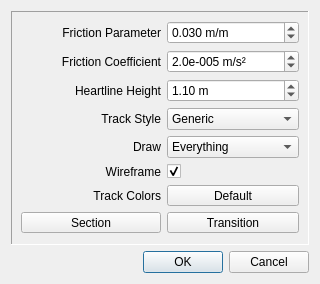
Before: the Qt Designer form ui/trackproperties.ui in xwaldo/openFVD, drawn with Qt 5.
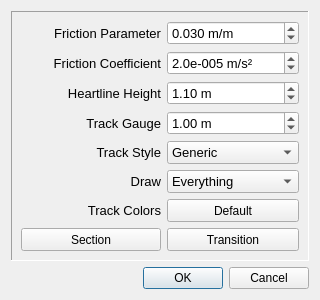
After: the same form once the commit is applied. Custom widgets are drawn as their Qt base class.

Commit message: track gauge modifier; new track types; removed some functionality

Patch:
```diff
--- a/ui/trackproperties.ui
+++ b/ui/trackproperties.ui
@@ -7,19 +7,19 @@
     <x>0</x>
     <y>0</y>
     <width>320</width>
-    <height>284</height>
+    <height>300</height>
    </rect>
   </property>
   <property name="minimumSize">
    <size>
     <width>320</width>
-    <height>284</height>
+    <height>300</height>
    </size>
   </property>
   <property name="maximumSize">
    <size>
-    <width>320</width>
-    <height>284</height>
+    <width>16777215</width>
+    <height>16777215</height>
    </size>
   </property>
   <property name="windowTitle">
@@ -28,6 +28,12 @@
   <layout class="QGridLayout" name="gridLayout">
    <item row="0" column="0">
     <widget class="QFrame" name="trackFrame">
+     <property name="minimumSize">
+      <size>
+       <width>0</width>
+       <height>240</height>
+      </size>
+     </property>
      <property name="maximumSize">
       <size>
        <width>16777215</width>
@@ -35,64 +41,268 @@
       </size>
      </property>
      <property name="frameShape">
-      <enum>QFrame::Panel</enum>
+      <enum>QFrame::Shape::Panel</enum>
      </property>
      <property name="frameShadow">
-      <enum>QFrame::Sunken</enum>
+      <enum>QFrame::Shadow::Sunken</enum>
      </property>
      <layout class="QGridLayout" name="gridLayout_3">
-      <item row="0" column="0">
-       <widget class="QLabel" name="frictionLabel">
+      <item row="5" column="1" colspan="2">
+       <widget class="QComboBox" name="drawBox">
         <property name="minimumSize">
          <size>
-          <width>140</width>
-          <height>0</height>
+          <width>0</width>
+          <height>21</height>
          </size>
         </property>
-        <property name="text">
-         <string>Friction Parameter</string>
+        <property name="font">
+         <font>
+          <pointsize>10</pointsize>
+         </font>
         </property>
-        <property name="alignment">
-         <set>Qt::AlignRight|Qt::AlignTrailing|Qt::AlignVCenter</set>
-        </property>
+        <item>
+         <property name="text">
+          <string>Everything</string>
+         </property>
+        </item>
+        <item>
+         <property name="text">
+          <string>Track only</string>
+         </property>
+        </item>
+        <item>
+         <property name="text">
+          <string>Heartline only</string>
+         </property>
+        </item>
        </widget>
       </item>
-      <item row="0" column="1" colspan="2">
-       <widget class="myQDoubleSpinBox" name="frictionBox">
+      <item row="1" column="1" colspan="2">
+       <widget class="myQDoubleSpinBox" name="resistanceBox">
+        <property name="minimumSize">
+         <size>
+          <width>0</width>
+          <height>21</height>
+         </size>
+        </property>
+        <property name="font">
+         <font>
+          <pointsize>10</pointsize>
+         </font>
+        </property>
         <property name="contextMenuPolicy">
-         <enum>Qt::NoContextMenu</enum>
+         <enum>Qt::ContextMenuPolicy::NoContextMenu</enum>
         </property>
         <property name="suffix">
-         <string extracomment=" m/m"> m/m</string>
+         <string>e-005 m/s²</string>
         </property>
         <property name="decimals">
-         <number>3</number>
+         <number>1</number>
         </property>
         <property name="maximum">
-         <double>2.000000000000000</double>
+         <double>100.000000000000000</double>
         </property>
         <property name="singleStep">
-         <double>0.010000000000000</double>
+         <double>1.000000000000000</double>
         </property>
         <property name="value">
-         <double>0.030000000000000</double>
+         <double>2.000000000000000</double>
+        </property>
+       </widget>
+      </item>
+      <item row="7" column="0">
+       <widget class="QPushButton" name="sectionColorButton">
+        <property name="sizePolicy">
+         <sizepolicy hsizetype="Minimum" vsizetype="Minimum">
+          <horstretch>0</horstretch>
+          <verstretch>0</verstretch>
+         </sizepolicy>
+        </property>
+        <property name="minimumSize">
+         <size>
+          <width>0</width>
+          <height>21</height>
+         </size>
+        </property>
+        <property name="maximumSize">
+         <size>
+          <width>16777215</width>
+          <height>16777215</height>
+         </size>
+        </property>
+        <property name="text">
+         <string>Section</string>
         </property>
        </widget>
       </item>
       <item row="2" column="0">
-       <widget class="QLabel" name="heartlineLabel">
+       <widget class="QLabel" name="labelHeartline">
+        <property name="minimumSize">
+         <size>
+          <width>140</width>
+          <height>21</height>
+         </size>
+        </property>
+        <property name="font">
+         <font>
+          <pointsize>10</pointsize>
+         </font>
+        </property>
         <property name="text">
          <string>Heartline Height</string>
         </property>
         <property name="alignment">
-         <set>Qt::AlignRight|Qt::AlignTrailing|Qt::AlignVCenter</set>
+         <set>Qt::AlignmentFlag::AlignRight|Qt::AlignmentFlag::AlignTrailing|Qt::AlignmentFlag::AlignVCenter</set>
+        </property>
+       </widget>
+      </item>
+      <item row="4" column="1" colspan="2">
+       <widget class="QComboBox" name="styleBox">
+        <property name="minimumSize">
+         <size>
+          <width>0</width>
+          <height>21</height>
+         </size>
+        </property>
+        <property name="font">
+         <font>
+          <pointsize>10</pointsize>
+         </font>
+        </property>
+        <item>
+         <property name="text">
+          <string>Generic</string>
+         </property>
+        </item>
+        <item>
+         <property name="text">
+          <string>Generic Flat</string>
+         </property>
+        </item>
+        <item>
+         <property name="text">
+          <string>Box</string>
+         </property>
+        </item>
+        <item>
+         <property name="text">
+          <string>Double Spine</string>
+         </property>
+        </item>
+        <item>
+         <property name="text">
+          <string>Small Flat</string>
+         </property>
+        </item>
+        <item>
+         <property name="text">
+          <string>Triangle</string>
+         </property>
+        </item>
+        <item>
+         <property name="text">
+          <string>Arrow</string>
+         </property>
+        </item>
+        <item>
+         <property name="text">
+          <string>B&amp;M</string>
+         </property>
+        </item>
+        <item>
+         <property name="text">
+          <string>RMC</string>
+         </property>
+        </item>
+        <item>
+         <property name="text">
+          <string>Vekoma</string>
+         </property>
+        </item>
+       </widget>
+      </item>
+      <item row="6" column="0">
+       <widget class="QLabel" name="labelColor">
+        <property name="minimumSize">
+         <size>
+          <width>140</width>
+          <height>21</height>
+         </size>
+        </property>
+        <property name="font">
+         <font>
+          <pointsize>10</pointsize>
+         </font>
+        </property>
+        <property name="text">
+         <string>Track Colors</string>
+        </property>
+        <property name="alignment">
+         <set>Qt::AlignmentFlag::AlignRight|Qt::AlignmentFlag::AlignTrailing|Qt::AlignmentFlag::AlignVCenter</set>
+        </property>
+       </widget>
+      </item>
+      <item row="7" column="1" colspan="2">
+       <widget class="QPushButton" name="transitionColorButton">
+        <property name="sizePolicy">
+         <sizepolicy hsizetype="Minimum" vsizetype="Minimum">
+          <horstretch>0</horstretch>
+          <verstretch>0</verstretch>
+         </sizepolicy>
+        </property>
+        <property name="minimumSize">
+         <size>
+          <width>0</width>
+          <height>21</height>
+         </size>
+        </property>
+        <property name="maximumSize">
+         <size>
+          <width>16777215</width>
+          <height>16777215</height>
+         </size>
+        </property>
+        <property name="text">
+         <string>Transition</string>
+        </property>
+       </widget>
+      </item>
+      <item row="3" column="0">
+       <widget class="QLabel" name="labelGauge">
+        <property name="minimumSize">
+         <size>
+          <width>140</width>
+          <height>21</height>
+         </size>
+        </property>
+        <property name="font">
+         <font>
+          <pointsize>10</pointsize>
+         </font>
+        </property>
+        <property name="text">
+         <string>Track Gauge</string>
+        </property>
+        <property name="alignment">
+         <set>Qt::AlignmentFlag::AlignRight|Qt::AlignmentFlag::AlignTrailing|Qt::AlignmentFlag::AlignVCenter</set>
         </property>
        </widget>
       </item>
       <item row="2" column="1" colspan="2">
        <widget class="myQDoubleSpinBox" name="heartlineBox">
+        <property name="minimumSize">
+         <size>
+          <width>0</width>
+          <height>21</height>
+         </size>
+        </property>
+        <property name="font">
+         <font>
+          <pointsize>10</pointsize>
+         </font>
+        </property>
         <property name="contextMenuPolicy">
-         <enum>Qt::NoContextMenu</enum>
+         <enum>Qt::ContextMenuPolicy::NoContextMenu</enum>
         </property>
         <property name="suffix">
          <string> m</string>
@@ -114,32 +324,36 @@
         </property>
        </widget>
       </item>
-      <item row="6" column="0">
-       <widget class="QLabel" name="colorLabel">
-        <property name="text">
-         <string>Track Colors</string>
-        </property>
-        <property name="alignment">
-         <set>Qt::AlignRight|Qt::AlignTrailing|Qt::AlignVCenter</set>
-        </property>
-       </widget>
-      </item>
-      <item row="7" column="1" colspan="2">
-       <widget class="QPushButton" name="transitionColorButton">
-        <property name="sizePolicy">
-         <sizepolicy hsizetype="Minimum" vsizetype="Minimum">
-          <horstretch>0</horstretch>
-          <verstretch>0</verstretch>
-         </sizepolicy>
-        </property>
-        <property name="maximumSize">
+      <item row="0" column="1" colspan="2">
+       <widget class="myQDoubleSpinBox" name="frictionBox">
+        <property name="minimumSize">
          <size>
-          <width>16777215</width>
+          <width>0</width>
           <height>21</height>
          </size>
         </property>
-        <property name="text">
-         <string>Transition</string>
+        <property name="font">
+         <font>
+          <pointsize>10</pointsize>
+         </font>
+        </property>
+        <property name="contextMenuPolicy">
+         <enum>Qt::ContextMenuPolicy::NoContextMenu</enum>
+        </property>
+        <property name="suffix">
+         <string extracomment=" m/m"> m/m</string>
+        </property>
+        <property name="decimals">
+         <number>3</number>
+        </property>
+        <property name="maximum">
+         <double>2.000000000000000</double>
+        </property>
+        <property name="singleStep">
+         <double>0.010000000000000</double>
+        </property>
+        <property name="value">
+         <double>0.030000000000000</double>
         </property>
        </widget>
       </item>
@@ -151,10 +365,16 @@
           <verstretch>0</verstretch>
          </sizepolicy>
         </property>
+        <property name="minimumSize">
+         <size>
+          <width>0</width>
+          <height>21</height>
+         </size>
+        </property>
         <property name="maximumSize">
          <size>
           <width>16777215</width>
-          <height>21</height>
+          <height>16777215</height>
          </size>
         </property>
         <property name="text">
@@ -162,163 +382,117 @@
         </property>
        </widget>
       </item>
-      <item row="7" column="0">
-       <widget class="QPushButton" name="sectionColorButton">
-        <property name="sizePolicy">
-         <sizepolicy hsizetype="Minimum" vsizetype="Minimum">
-          <horstretch>0</horstretch>
-          <verstretch>0</verstretch>
-         </sizepolicy>
-        </property>
-        <property name="maximumSize">
-         <size>
-          <width>16777215</width>
-          <height>21</height>
-         </size>
-        </property>
-        <property name="text">
-         <string>Section</string>
-        </property>
-       </widget>
-      </item>
-      <item row="4" column="0">
-       <widget class="QLabel" name="label">
-        <property name="text">
-         <string>Draw</string>
-        </property>
-        <property name="alignment">
-         <set>Qt::AlignRight|Qt::AlignTrailing|Qt::AlignVCenter</set>
-        </property>
-       </widget>
-      </item>
-      <item row="4" column="1" colspan="2">
-       <widget class="QComboBox" name="drawBox">
-        <item>
-         <property name="text">
-          <string>Everything</string>
-         </property>
-        </item>
-        <item>
-         <property name="text">
-          <string>Track only</string>
-         </property>
-        </item>
-        <item>
-         <property name="text">
-          <string>Heartline only</string>
-         </property>
-        </item>
-       </widget>
-      </item>
-      <item row="3" column="0">
-       <widget class="QLabel" name="label_2">
-        <property name="text">
-         <string>Track Style</string>
-        </property>
-        <property name="alignment">
-         <set>Qt::AlignRight|Qt::AlignTrailing|Qt::AlignVCenter</set>
-        </property>
-       </widget>
-      </item>
-      <item row="3" column="1" colspan="2">
-       <widget class="QComboBox" name="styleBox">
-        <item>
-         <property name="text">
-          <string>Generic</string>
-         </property>
-        </item>
-        <item>
-         <property name="text">
-          <string>Generic Flat</string>
-         </property>
-        </item>
-        <item>
-         <property name="text">
-          <string>Vekoma</string>
-         </property>
-        </item>
-        <item>
-         <property name="text">
-          <string>B&amp;M</string>
-         </property>
-        </item>
-        <item>
-         <property name="text">
-          <string>Triangle</string>
-         </property>
-        </item>
-        <item>
-         <property name="text">
-          <string>Box</string>
-         </property>
-        </item>
-        <item>
-         <property name="text">
-          <string>Small Flat</string>
-         </property>
-        </item>
-        <item>
-         <property name="text">
-          <string>Double Spine</string>
-         </property>
-        </item>
-       </widget>
-      </item>
-      <item row="5" column="1">
-       <widget class="QCheckBox" name="wireframeBox">
-        <property name="text">
-         <string/>
-        </property>
-        <property name="checked">
-         <bool>true</bool>
-        </property>
-       </widget>
-      </item>
       <item row="5" column="0">
-       <widget class="QLabel" name="label_3">
+       <widget class="QLabel" name="labelDraw">
+        <property name="minimumSize">
+         <size>
+          <width>140</width>
+          <height>21</height>
+         </size>
+        </property>
+        <property name="font">
+         <font>
+          <pointsize>10</pointsize>
+         </font>
+        </property>
         <property name="text">
-         <string>Wireframe</string>
+         <string>Draw</string>
         </property>
         <property name="alignment">
-         <set>Qt::AlignRight|Qt::AlignTrailing|Qt::AlignVCenter</set>
+         <set>Qt::AlignmentFlag::AlignRight|Qt::AlignmentFlag::AlignTrailing|Qt::AlignmentFlag::AlignVCenter</set>
         </property>
        </widget>
       </item>
       <item row="1" column="0">
-       <widget class="QLabel" name="resistanceLabel">
+       <widget class="QLabel" name="labelResistance">
         <property name="minimumSize">
          <size>
           <width>140</width>
-          <height>0</height>
+          <height>21</height>
          </size>
         </property>
+        <property name="font">
+         <font>
+          <pointsize>10</pointsize>
+         </font>
+        </property>
         <property name="text">
          <string>Friction Coefficient</string>
         </property>
         <property name="alignment">
-         <set>Qt::AlignRight|Qt::AlignTrailing|Qt::AlignVCenter</set>
+         <set>Qt::AlignmentFlag::AlignRight|Qt::AlignmentFlag::AlignTrailing|Qt::AlignmentFlag::AlignVCenter</set>
         </property>
        </widget>
       </item>
-      <item row="1" column="1" colspan="2">
-       <widget class="myQDoubleSpinBox" name="resistanceBox">
-        <property name="contextMenuPolicy">
-         <enum>Qt::NoContextMenu</enum>
+      <item row="3" column="1" colspan="2">
+       <widget class="QDoubleSpinBox" name="gaugeBox">
+        <property name="minimumSize">
+         <size>
+          <width>0</width>
+          <height>21</height>
+         </size>
+        </property>
+        <property name="font">
+         <font>
+          <pointsize>10</pointsize>
+         </font>
         </property>
         <property name="suffix">
-         <string>e-005 m/s²</string>
+         <string> m</string>
         </property>
-        <property name="decimals">
-         <number>1</number>
+        <property name="minimum">
+         <double>0.500000000000000</double>
         </property>
         <property name="maximum">
-         <double>100.000000000000000</double>
+         <double>1.500000000000000</double>
         </property>
         <property name="singleStep">
-         <double>1.000000000000000</double>
+         <double>0.100000000000000</double>
         </property>
         <property name="value">
-         <double>2.000000000000000</double>
+         <double>1.000000000000000</double>
+        </property>
+       </widget>
+      </item>
+      <item row="4" column="0">
+       <widget class="QLabel" name="labelTrackStyle">
+        <property name="minimumSize">
+         <size>
+          <width>140</width>
+          <height>21</height>
+         </size>
+        </property>
+        <property name="font">
+         <font>
+          <pointsize>10</pointsize>
+         </font>
+        </property>
+        <property name="text">
+         <string>Track Style</string>
+        </property>
+        <property name="alignment">
+         <set>Qt::AlignmentFlag::AlignRight|Qt::AlignmentFlag::AlignTrailing|Qt::AlignmentFlag::AlignVCenter</set>
+        </property>
+       </widget>
+      </item>
+      <item row="0" column="0">
+       <widget class="QLabel" name="labelFriction">
+        <property name="minimumSize">
+         <size>
+          <width>140</width>
+          <height>21</height>
+         </size>
+        </property>
+        <property name="font">
+         <font>
+          <pointsize>10</pointsize>
+         </font>
+        </property>
+        <property name="text">
+         <string>Friction Parameter</string>
+        </property>
+        <property name="alignment">
+         <set>Qt::AlignmentFlag::AlignRight|Qt::AlignmentFlag::AlignTrailing|Qt::AlignmentFlag::AlignVCenter</set>
         </property>
        </widget>
       </item>
@@ -328,10 +502,10 @@
    <item row="1" column="0">
     <widget class="QDialogButtonBox" name="buttonBox">
      <property name="orientation">
-      <enum>Qt::Horizontal</enum>
+      <enum>Qt::Orientation::Horizontal</enum>
      </property>
      <property name="standardButtons">
-      <set>QDialogButtonBox::Cancel|QDialogButtonBox::Ok</set>
+      <set>QDialogButtonBox::StandardButton::Cancel|QDialogButtonBox::StandardButton::Ok</set>
      </property>
     </widget>
    </item>
```
The commit also changes 24 other files.
